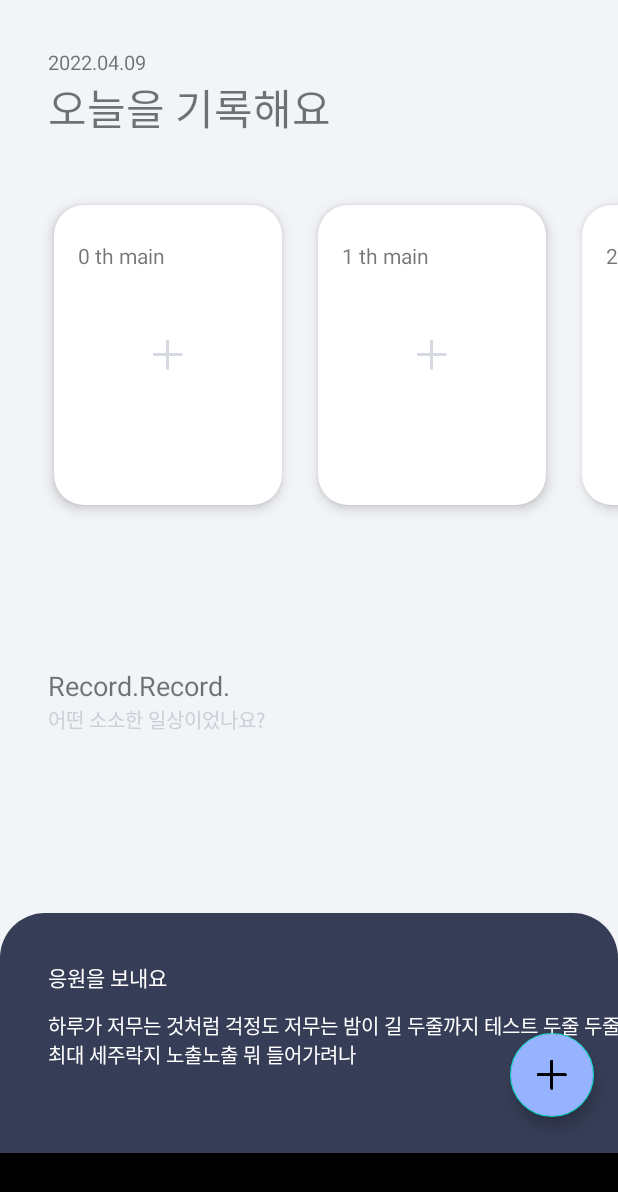
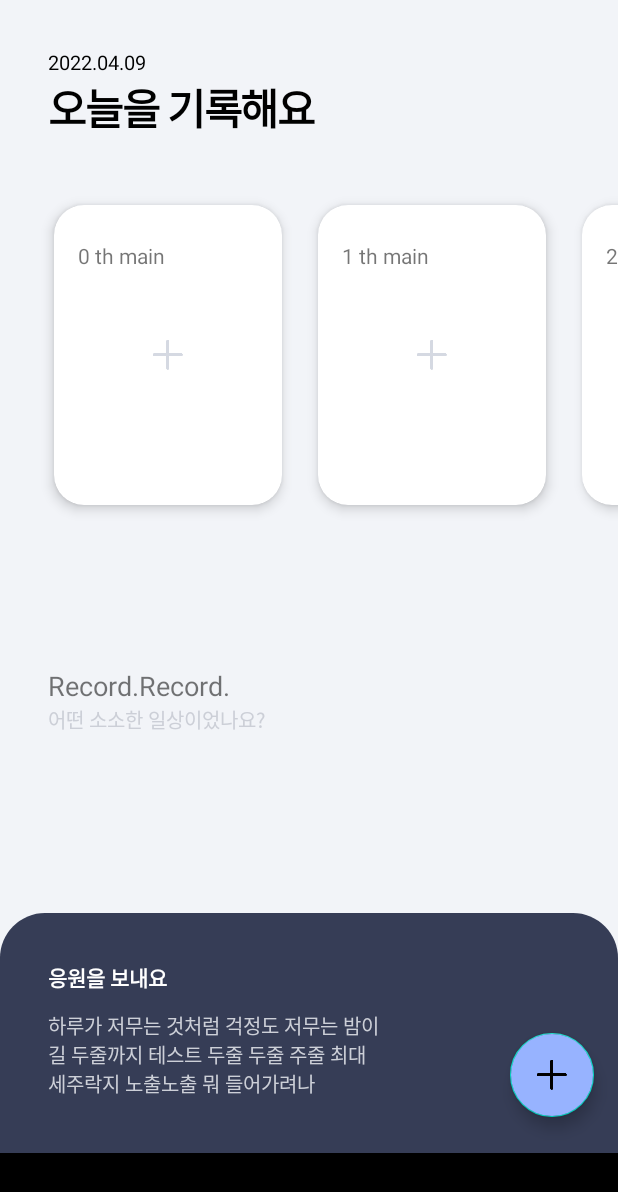
Before and after one commit to oyunseong/MongsilDiary, an Android app: the screen it shows after launch (MainActivity), on a phone screen of 412 x 824 dp. Shown: the top 1192 px of the screen. Run offline under Robolectric (Android 15) with nearby library versions, the phone set to English and light mode, and no system bars; 2 statements that could not run were skipped.

Commit message:
1. textStyle 추가 2. 플로팅 버튼 좌측 텍스트 스타일 수정

```diff
--- a/app/src/main/res/layout/activity_main.xml
+++ b/app/src/main/res/layout/activity_main.xml
@@ -12,8 +12,7 @@
         android:layout_width="match_parent"
         android:layout_height="match_parent"
         android:background="#99000000"
-        android:visibility="gone"
-        />
+        android:visibility="gone" />
 
     <TextView
         android:id="@+id/date"
@@ -23,10 +22,12 @@
         android:layout_marginTop="32dp"
         android:text="2022.04.09"
         android:textSize="13sp"
+        android:textColor="@color/black"
         app:layout_constraintLeft_toLeftOf="parent"
         app:layout_constraintTop_toTopOf="parent" />
 
     <TextView
+        style="@style/Text.black_13sp"
         android:id="@+id/main_title"
         android:layout_width="wrap_content"
         android:layout_height="wrap_content"
@@ -87,16 +88,23 @@
             android:layout_width="wrap_content"
             android:layout_height="wrap_content"
             android:layout_margin="32dp"
+            android:text="응원을 보내요"
             android:textColor="@color/white"
-            android:text="응원을 보내요"
+            android:textSize="14sp"
+            android:textStyle="bold"
             app:layout_constraintLeft_toLeftOf="@id/bottom_const"
             app:layout_constraintTop_toTopOf="@id/bottom_const" />
 
         <TextView
             style="@style/Text.White_13sp"
-            android:layout_width="wrap_content"
+            android:layout_width="0dp"
             android:layout_height="wrap_content"
             android:layout_marginTop="12dp"
+            android:ellipsize="end"
+            android:textColor="#cccfd7"
+            android:lines="3"
+            android:maxWidth="224dp"
+            android:maxLines="3"
             android:text="@string/cheer_up_contents"
             app:layout_constraintLeft_toLeftOf="@id/cheer_up_tv"
             app:layout_constraintTop_toBottomOf="@id/cheer_up_tv" />
@@ -130,18 +138,18 @@
         android:src="@drawable/ic_x_24_setting"
         android:visibility="invisible"
         app:fabSize="auto"
+        android:layout_marginBottom="15dp"
         app:layout_constraintBottom_toTopOf="@id/fab"
         app:layout_constraintLeft_toLeftOf="@id/fab"
         app:layout_constraintRight_toRightOf="@id/fab" />
 
     <TextView
+        style="@style/fab_tv"
         android:id="@+id/setting_tv"
         android:layout_width="wrap_content"
         android:layout_height="wrap_content"
         android:layout_marginEnd="16dp"
         android:text="Setting"
-        android:textColor="@color/white"
-        android:textSize="18sp"
         android:visibility="invisible"
         app:layout_constraintBottom_toBottomOf="@id/setting_fab"
         app:layout_constraintRight_toLeftOf="@id/setting_fab"
@@ -163,13 +171,12 @@
         app:pressedTranslationZ="12dp" />
 
     <TextView
+        style="@style/fab_tv"
         android:id="@+id/cheering_tv"
         android:layout_width="wrap_content"
         android:layout_height="wrap_content"
         android:layout_marginEnd="16dp"
         android:text="@string/cheering"
-        android:textColor="@color/white"
-        android:textSize="18sp"
         android:visibility="invisible"
         app:layout_constraintBottom_toBottomOf="@id/cheering_fab"
         app:layout_constraintRight_toLeftOf="@id/cheering_fab"
@@ -190,13 +197,12 @@
         app:pressedTranslationZ="12dp" />
 
     <TextView
+        style="@style/fab_tv"
         android:id="@+id/calendar_tv"
         android:layout_width="wrap_content"
         android:layout_height="wrap_content"
         android:layout_marginEnd="16dp"
         android:text="@string/calendar"
-        android:textColor="@color/white"
-        android:textSize="18sp"
         android:visibility="invisible"
         app:layout_constraintBottom_toBottomOf="@id/calendar_fab"
         app:layout_constraintRight_toLeftOf="@id/calendar_fab"
--- a/app/src/main/res/values/style.xml
+++ b/app/src/main/res/values/style.xml
@@ -1,5 +1,6 @@
 <?xml version="1.0" encoding="utf-8"?>
 <resources>
+
     <style name="Text.White_13sp" parent="android:TextAppearance">
         <item name="android:textColor">@color/white</item>
 
@@ -8,8 +9,18 @@
 
     <style name="Text.black_13sp" parent="android:TextAppearance">
         <item name="android:textColor">@color/black</item>
-        <item name="android:letterSpacing">-0.65</item>
+        <item name="android:letterSpacing">-0.05</item>
         <item name="android:textSize">13sp</item>
+        <item name="android:textStyle">bold</item>
+        <item name="lineSpacing">2sp</item>
+    </style>
+
+    <style name="fab_tv" parent="android:TextAppearance">
+        <item name="android:textColor">@color/white</item>
+        <item name="android:letterSpacing">-0.05</item>
+        <item name="lineSpacing">2sp</item>
+        <item name="android:textSize">18sp</item>
+        <item name="android:textStyle">bold</item>
     </style>
 
     <style name="Transparent" parent="@style/Theme.AppCompat">
```
